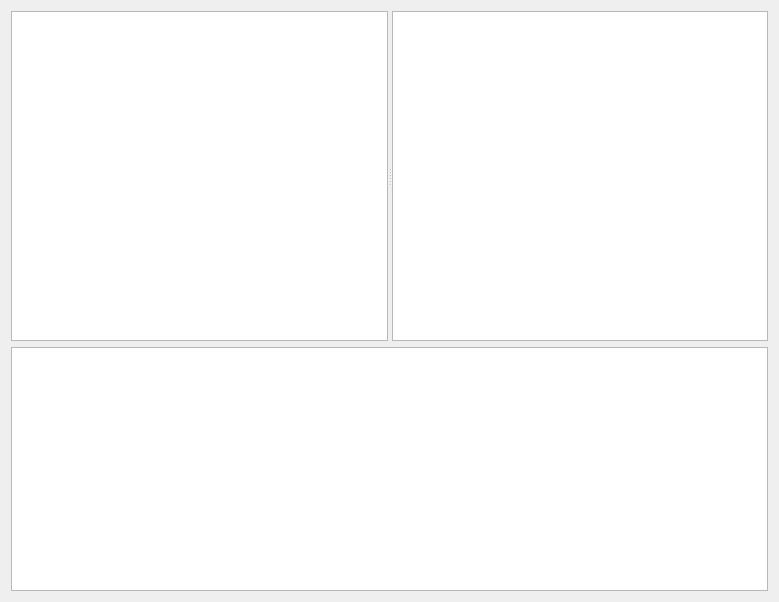
Before: the Qt Designer form cfilebrowser.ui in birkeh/picturePrint, drawn with Qt 5.
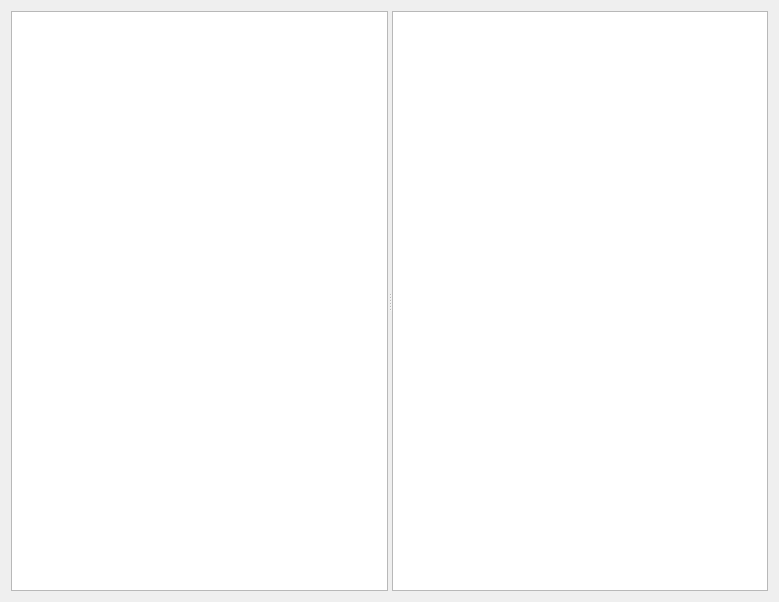
After: the same form once the commit is applied.

Diff of the .ui file:
```diff
--- a/cfilebrowser.ui
+++ b/cfilebrowser.ui
@@ -44,37 +44,6 @@
        </widget>
       </widget>
      </item>
-     <item>
-      <widget class="QListView" name="m_lpSelectedList">
-       <property name="minimumSize">
-        <size>
-         <width>0</width>
-         <height>244</height>
-        </size>
-       </property>
-       <property name="maximumSize">
-        <size>
-         <width>16777215</width>
-         <height>244</height>
-        </size>
-       </property>
-       <property name="movement">
-        <enum>QListView::Free</enum>
-       </property>
-       <property name="flow">
-        <enum>QListView::LeftToRight</enum>
-       </property>
-       <property name="resizeMode">
-        <enum>QListView::Adjust</enum>
-       </property>
-       <property name="gridSize">
-        <size>
-         <width>202</width>
-         <height>236</height>
-        </size>
-       </property>
-      </widget>
-     </item>
     </layout>
    </item>
   </layout>
```
